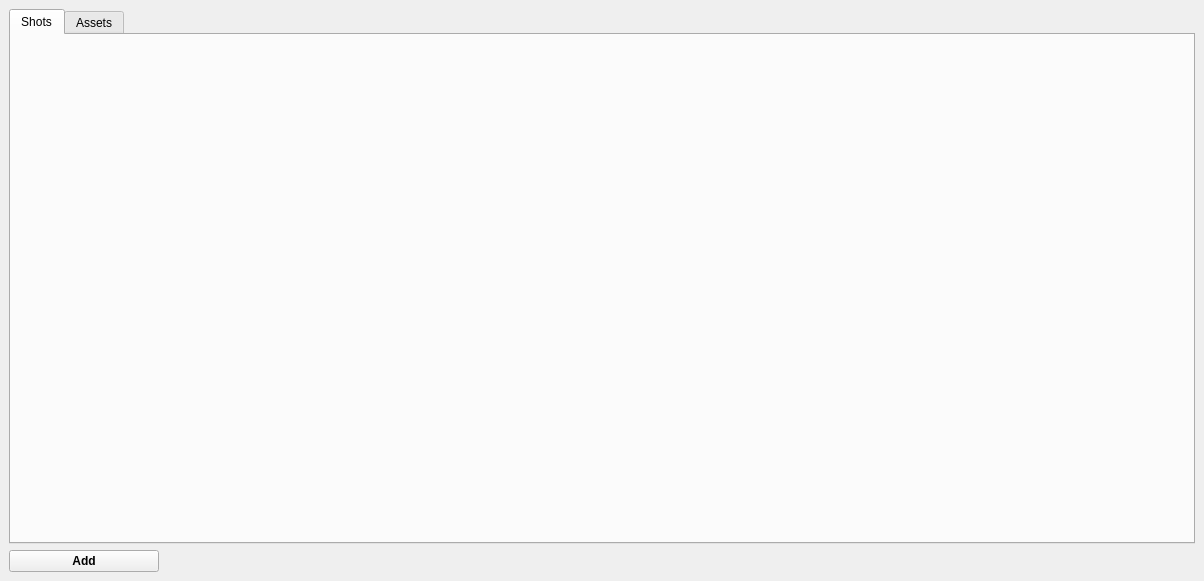
The window that src/jukeboxcore/gui/widgets/reftrackadder.ui (JukeboxPipeline/jukebox-core) describes before a commit, drawn with Qt 5.
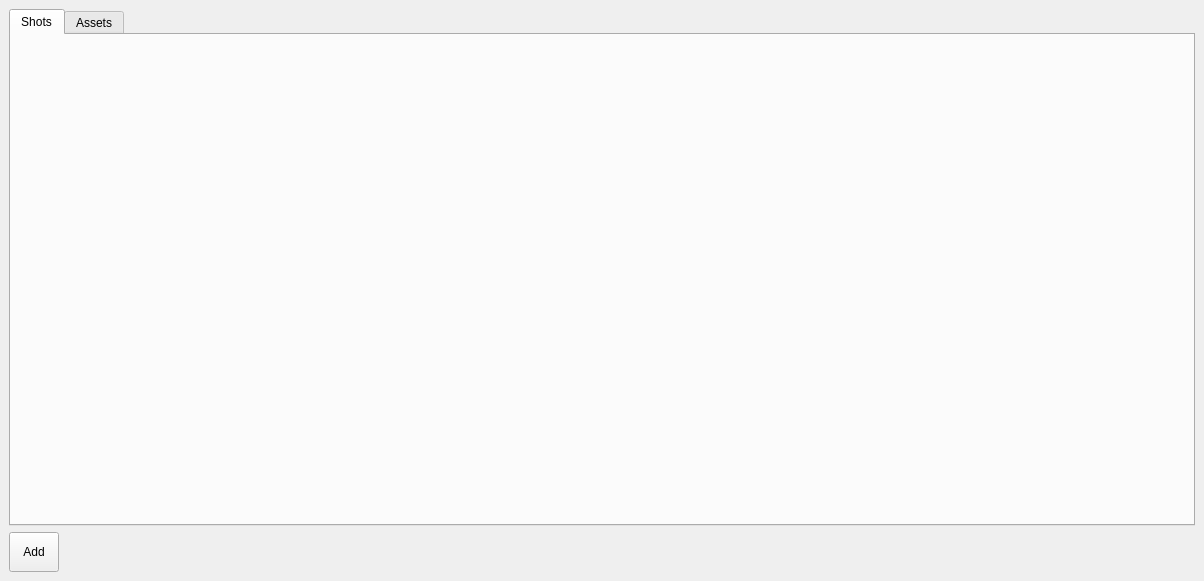
The same window after the commit.

Commit message: Change plus icon to a brighter version

Diff of the .ui file:
```diff
--- a/src/jukeboxcore/gui/widgets/reftrackadder.ui
+++ b/src/jukeboxcore/gui/widgets/reftrackadder.ui
@@ -37,17 +37,17 @@
     <item>
      <layout class="QHBoxLayout" name="button_vbox">
       <item>
-       <widget class="QPushButton" name="add_pb">
+       <widget class="QToolButton" name="add_tb">
         <property name="minimumSize">
          <size>
-          <width>150</width>
-          <height>0</height>
+          <width>50</width>
+          <height>40</height>
          </size>
         </property>
         <property name="font">
          <font>
-          <weight>75</weight>
-          <bold>true</bold>
+          <weight>50</weight>
+          <bold>false</bold>
          </font>
         </property>
         <property name="toolTip">
@@ -56,6 +56,15 @@
         <property name="text">
          <string>Add</string>
         </property>
+        <property name="iconSize">
+         <size>
+          <width>20</width>
+          <height>20</height>
+         </size>
+        </property>
+        <property name="autoRaise">
+         <bool>false</bool>
+        </property>
        </widget>
       </item>
       <item>
```
The commit also changes 2 other files.
